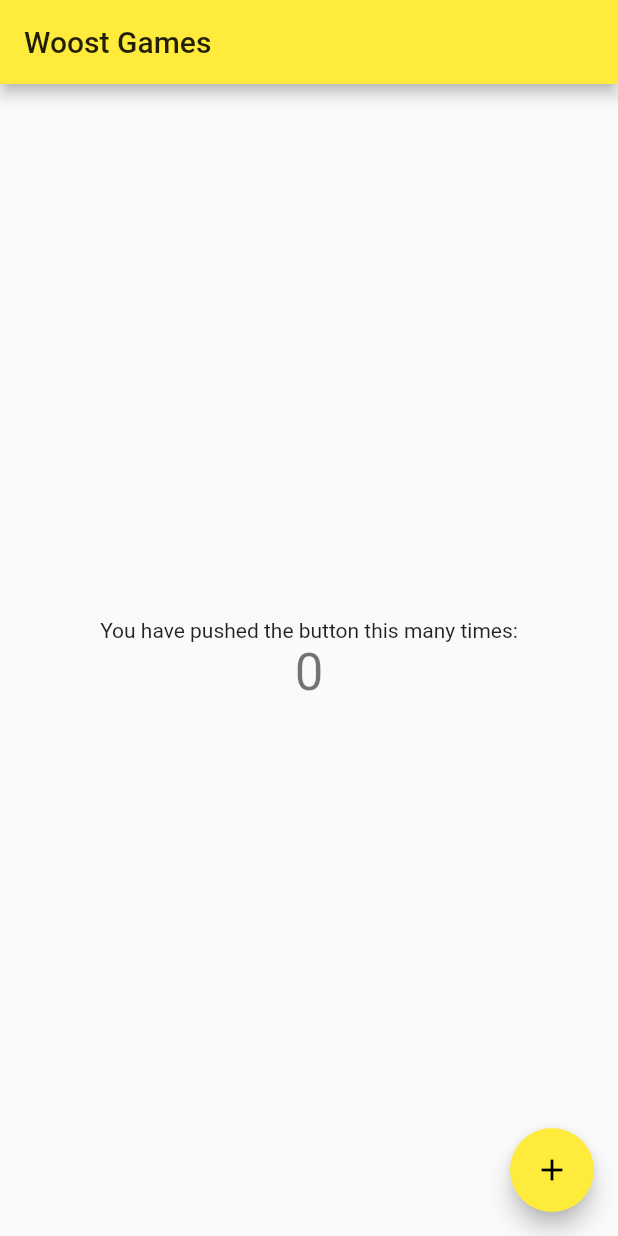
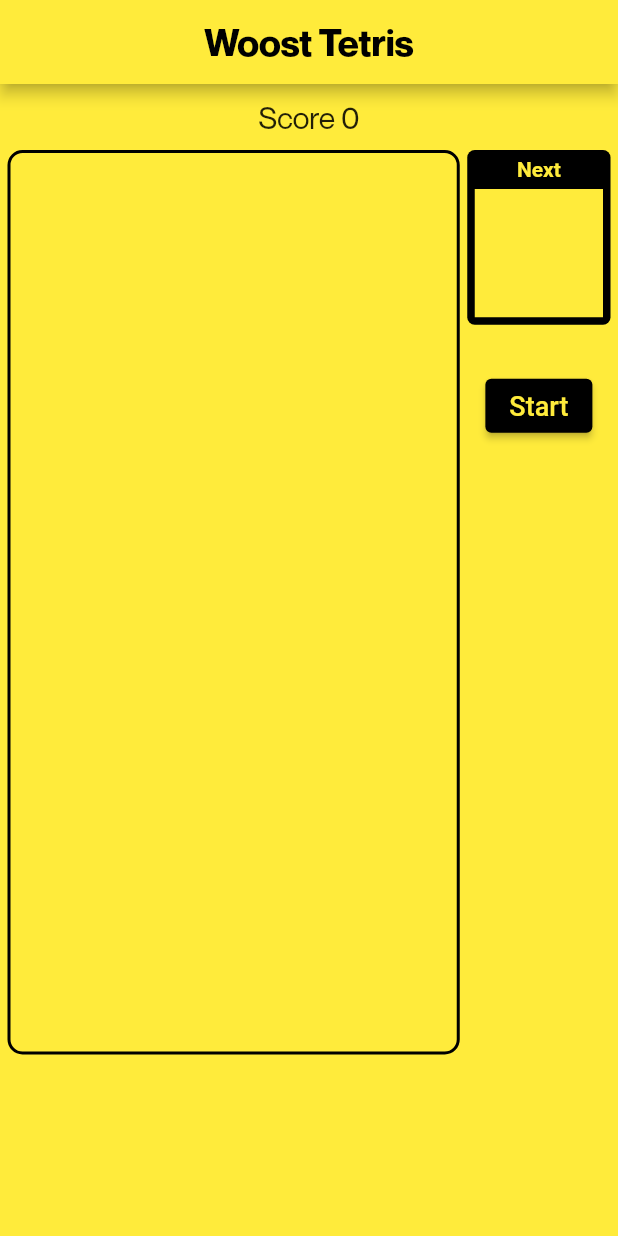
Before and after one commit to MPosthumus/woost_games, a Flutter app: the screen it shows after launch, on a phone screen of 412 x 824 dp. Run offline on Flutter 3.47's test engine with Material 2 defaults, Android fonts, the phone set to English and light mode, and no system bars.

Commit message:
Can generate an almost perfect tetris block

```diff
--- /dev/null
+++ b/lib/blocks.dart
@@ -0,0 +1,73 @@
+import 'package:flutter/material.dart';
+import 'package:woost_games/block.dart';
+import 'package:woost_games/sub_block.dart';
+
+class IBlock extends Block {
+  IBlock(int orientationIndex)
+    : super([
+      [SubBlock(0, 0), SubBlock(0, 1), SubBlock(0, 2), SubBlock(0, 3)],
+      [SubBlock(0, 0), SubBlock(1, 0), SubBlock(2, 0), SubBlock(3, 0)],
+      [SubBlock(0, 0), SubBlock(0, 1), SubBlock(0, 2), SubBlock(0, 3)],
+      [SubBlock(0, 0), SubBlock(1, 0), SubBlock(2, 0), SubBlock(3, 0)],
+    ], Colors.red, orientationIndex);
+}
+
+class JBlock extends Block {
+  JBlock(int orientationIndex)
+    : super([
+      [SubBlock(1, 0), SubBlock(1, 1), SubBlock(1, 2), SubBlock(0, 2)],
+      [SubBlock(0, 0), SubBlock(0, 1), SubBlock(1, 1), SubBlock(2, 1)],
+      [SubBlock(0, 0), SubBlock(1, 0), SubBlock(0, 1), SubBlock(0, 2)],
+      [SubBlock(0, 0), SubBlock(1, 0), SubBlock(2, 0), SubBlock(2, 1)],
+    ], Colors.blue, orientationIndex);
+}
+
+class LBlock extends Block {
+  LBlock(int orientationIndex)
+    : super([
+      [SubBlock(0, 0), SubBlock(0, 1), SubBlock(0, 2), SubBlock(1, 2)],
+      [SubBlock(0, 0), SubBlock(1, 0), SubBlock(2, 0), SubBlock(0, 1)],
+      [SubBlock(0, 0), SubBlock(1, 0), SubBlock(1, 1), SubBlock(1, 2)],
+      [SubBlock(2, 0), SubBlock(0, 1), SubBlock(1, 1), SubBlock(2, 1)],
+    ], Colors.green, orientationIndex);
+}
+
+class OBlock extends Block {
+  OBlock(int orientationIndex)
+    : super([
+      [SubBlock(0, 0), SubBlock(1, 0), SubBlock(0, 1), SubBlock(1, 1)],
+      [SubBlock(0, 0), SubBlock(1, 0), SubBlock(0, 1), SubBlock(1, 1)],
+      [SubBlock(0, 0), SubBlock(1, 0), SubBlock(0, 1), SubBlock(1, 1)],
+      [SubBlock(0, 0), SubBlock(1, 0), SubBlock(0, 1), SubBlock(1, 1)],
+    ], Colors.orange, orientationIndex);
+}
+
+class TBlock extends Block {
+  TBlock(int orientationIndex)
+    : super([
+      [SubBlock(0, 0), SubBlock(1, 0), SubBlock(2, 0), SubBlock(1, 1)],
+      [SubBlock(1, 0), SubBlock(0, 1), SubBlock(1, 1), SubBlock(1, 2)],
+      [SubBlock(1, 0), SubBlock(0, 1), SubBlock(1, 1), SubBlock(2, 1)],
+      [SubBlock(0, 0), SubBlock(0, 1), SubBlock(1, 1), SubBlock(0, 1)],
+    ], Colors.purple, orientationIndex);
+}
+
+class SBlock extends Block {
+  SBlock(int orientationIndex)
+    : super([
+      [SubBlock(0, 0), SubBlock(2, 0), SubBlock(0, 1), SubBlock(1, 1)],
+      [SubBlock(1, 0), SubBlock(0, 1), SubBlock(1, 1), SubBlock(1, 2)],
+      [SubBlock(0, 0), SubBlock(2, 0), SubBlock(0, 1), SubBlock(1, 1)],
+      [SubBlock(1, 0), SubBlock(0, 1), SubBlock(1, 1), SubBlock(1, 2)],
+    ], Colors.white, orientationIndex);
+}
+
+class ZBlock extends Block {
+  ZBlock(int orientationIndex)
+    : super([
+      [SubBlock(0, 0), SubBlock(1, 0), SubBlock(1, 1), SubBlock(2, 1)],
+      [SubBlock(1, 0), SubBlock(0, 1), SubBlock(1, 1), SubBlock(0, 2)],
+      [SubBlock(0, 0), SubBlock(1, 1), SubBlock(1, 1), SubBlock(2, 1)],
+      [SubBlock(1, 0), SubBlock(0, 1), SubBlock(1, 1), SubBlock(0, 2)],
+    ], Colors.pink, orientationIndex);
+}
--- /dev/null
+++ b/lib/game.dart
@@ -0,0 +1,120 @@
+import 'dart:async';
+import 'dart:math';
+import 'package:flutter/material.dart';
+import 'package:woost_games/block.dart';
+import 'package:woost_games/blocks.dart';
+
+const BLOCK_X = 10;
+const BLOCK_Y = 20;
+const REFRESH_RATE = 300;
+const GAME_AREA_BORDER_WIDTH = 2;
+const SUB_BLOCK_EDGE_WIDTH = 2;
+
+class Game extends StatefulWidget {
+  Game({Key key}) : super(key: key);
+
+  @override
+  State<StatefulWidget> createState() => GameState();
+}
+
+class GameState extends State<Game> {
+  double subBlockWidth;
+  Duration duration = Duration(milliseconds: REFRESH_RATE);
+
+  GlobalKey _keyGameArea = GlobalKey();
+
+  Block block;
+  Timer timer;
+  bool isPlaying = false;
+
+  Block getNewBlock() {
+    int blockType = Random().nextInt(7);
+    int orientationIndex = Random().nextInt(4);
+
+    switch (blockType) {
+      case 0:
+        return IBlock(orientationIndex);
+      case 1:
+        return JBlock(orientationIndex);
+      case 2:
+        return LBlock(orientationIndex);
+      case 3:
+        return TBlock(orientationIndex);
+      case 4:
+        return OBlock(orientationIndex);
+      case 5:
+        return SBlock(orientationIndex);
+      case 6:
+        return ZBlock(orientationIndex);
+      default:
+        return null;
+    }
+  }
+
+  void startGame() {
+    isPlaying = true;
+
+    RenderBox renderBoxGame = _keyGameArea.currentContext.findRenderObject();
+    subBlockWidth = (renderBoxGame.size.width - GAME_AREA_BORDER_WIDTH * 2) / BLOCK_X;
+
+    block = getNewBlock();
+
+    timer = Timer.periodic(duration, onPlay);
+  }
+
+  void endGame() {
+    isPlaying = false;
+  }
+
+  void onPlay(Timer timer) {
+    setState(() {
+      block.move(BlockMovement.DOWN);
+    });
+  }
+
+  Widget getPositionedSquareContainer(Color color, int x, int y) {
+    return Positioned(
+      left: x * subBlockWidth,
+      top: y * subBlockWidth,
+      child: Container(
+        width: subBlockWidth - SUB_BLOCK_EDGE_WIDTH,
+        height: subBlockWidth - SUB_BLOCK_EDGE_WIDTH,
+        decoration: BoxDecoration(
+          color: color,
+          shape: BoxShape.rectangle,
+          borderRadius: BorderRadius.circular(8)
+        ),
+      )
+    );
+  }
+
+  Widget drawBlocks() {
+    if (block == null) return null;
+    List<Positioned> subBlocks = [];
+
+    block.subBlocks.forEach((subBlock) {
+      subBlocks.add(getPositionedSquareContainer(subBlock.color, subBlock.x + subBlock.x, subBlock.y + subBlock.y));
+    });
+
+    return Stack(children: subBlocks);
+  }
+
+  @override
+  Widget build(BuildContext context) {
+    return AspectRatio(
+      aspectRatio: BLOCK_X / BLOCK_Y,
+      child: Container(
+        key: _keyGameArea,
+        decoration: BoxDecoration(
+          color: Colors.yellow,
+          border: Border.all(
+            width: 2,
+            color: Colors.black
+          ),
+          borderRadius: BorderRadius.all(Radius.circular(10))
+        ),
+        child: drawBlocks(),
+      )
+    );
+  }
+}
--- a/lib/main.dart
+++ b/lib/main.dart
@@ -1,65 +1,89 @@
 import 'package:flutter/material.dart';
+import 'package:woost_games/game.dart';
+import 'package:woost_games/next_block.dart';
+import 'package:woost_games/score_bar.dart';
 
-void main() {
-  runApp(WoostGames());
-}
+void main() => runApp(WoostGames());
 
 class WoostGames extends StatelessWidget {
   @override
   Widget build(BuildContext context) {
-    return MaterialApp(
-      title: 'Woost Games',
-      theme: ThemeData(
-        primarySwatch: Colors.yellow,
-      ),
-      home: GameSelection(title: 'Woost Games'),
-    );
+    return MaterialApp(home: Tetris());
   }
 }
 
-class GameSelection extends StatefulWidget {
-  GameSelection({Key key, this.title}) : super(key: key);
-
-  final String title;
-
+class Tetris extends StatefulWidget {
   @override
-  _GameSelectionState createState() => _GameSelectionState();
+  State<StatefulWidget> createState() => _TetrisState();
 }
 
-class _GameSelectionState extends State<GameSelection> {
-  int _counter = 0;
-
-  void _incrementCounter() {
-    setState(() {
-      _counter++;
-    });
-  }
+class _TetrisState extends State<Tetris> {
+  GlobalKey<GameState> _keyGame = GlobalKey();
 
   @override
   Widget build(BuildContext context) {
     return Scaffold(
       appBar: AppBar(
-        title: Text(widget.title),
+        title: Text(
+          'Woost Tetris',
+          style: TextStyle(
+            color: Colors.black,
+            fontFamily: 'Neue Montreal',
+            fontSize: 25,
+            fontWeight: FontWeight.w700
+          )
+        ),
+        centerTitle: true,
+        backgroundColor: Colors.yellow,
       ),
-      body: Center(
-        child: Column(
-          mainAxisAlignment: MainAxisAlignment.center,
-          children: <Widget>[
-            Text(
-              'You have pushed the button this many times:',
+      backgroundColor: Colors.yellow,
+      body: SafeArea(
+        child: Column(children: <Widget>[
+          ScoreBar(),
+          Expanded(
+            child: Row(
+              crossAxisAlignment: CrossAxisAlignment.start,
+              children: <Widget>[
+                Flexible(
+                  flex: 3,
+                  child: Padding(
+                    padding: EdgeInsets.fromLTRB(5, 0, 2.5, 5),
+                    child: Game(key: _keyGame),
+                  )
+                ),Flexible(
+                  child: Padding(
+                    padding: EdgeInsets.fromLTRB(2.5, 0, 5, 5),
+                    child: Column(
+                      children: <Widget>[
+                        NextBlock(),
+                        SizedBox(height: 30),
+                        ElevatedButton(
+                          child: Text(
+                            (_keyGame.currentState != null && _keyGame.currentState.isPlaying)
+                              ? 'End' : 'Start',
+                            style: TextStyle(
+                              fontSize: 18,
+                              color: Colors.yellow
+                            )
+                          ),
+                          style: ButtonStyle(
+                            backgroundColor: MaterialStateProperty.all<Color>(Colors.black)
+                          ),
+                          onPressed: () {
+                            (_keyGame.currentState != null && _keyGame.currentState.isPlaying)
+                              ? _keyGame.currentState.endGame()
+                              : _keyGame.currentState.startGame();
+                          },
+                        )
+                      ]
+                    )
+                  )
+                ),
+              ],
             ),
-            Text(
-              '$_counter',
-              style: Theme.of(context).textTheme.headline4,
-            ),
-          ],
-        ),
-      ),
-      floatingActionButton: FloatingActionButton(
-        onPressed: _incrementCounter,
-        tooltip: 'Increment',
-        child: Icon(Icons.add),
-      ),
+          )
+        ])
+      )
     );
   }
 }
--- /dev/null
+++ b/lib/next_block.dart
@@ -0,0 +1,39 @@
+import 'package:flutter/material.dart';
+
+class NextBlock extends StatefulWidget {
+  @override
+  State<StatefulWidget> createState() => _NextBlockState();
+}
+
+class _NextBlockState extends State<NextBlock> {
+  @override
+  Widget build(BuildContext context) {
+    return Container(
+      decoration: BoxDecoration(
+        borderRadius: BorderRadius.circular(5),
+        color: Colors.black,
+      ),
+      width: double.infinity,
+      padding: EdgeInsets.all(5),
+      child: Column(
+        mainAxisSize: MainAxisSize.min,
+        children: <Widget>[
+          Text(
+            'Next',
+            style: TextStyle(
+              color: Colors.yellow,
+              fontWeight: FontWeight.bold
+            )
+          ),
+          SizedBox(height: 5),
+          AspectRatio(
+            aspectRatio: 1,
+            child: Container(
+              color: Colors.yellow,
+            ),
+          )
+        ]
+      )
+    );
+  }
+}
--- /dev/null
+++ b/lib/sub_block.dart
@@ -0,0 +1,12 @@
+import 'package:flutter/material.dart';
+
+class SubBlock {
+  int x;
+  int y;
+  Color color;
+  SubBlock(int x, int y, [color = Colors.transparent]) {
+    this.x = x;
+    this.y = y;
+    this.color = color;
+  }
+}
```
Also changed, not shown: lib/block.dart (added, +79 -0 lines), lib/score_bar.dart (added, +32 -0 lines), pubspec.yaml (+12 -56 lines), assets/fonts/NeueMontreal/NeueMontreal-Bold.otf (added), assets/fonts/NeueMontreal/NeueMontreal-Regular.otf (added), assets/icons/woost.svg (added), 1 other file.
